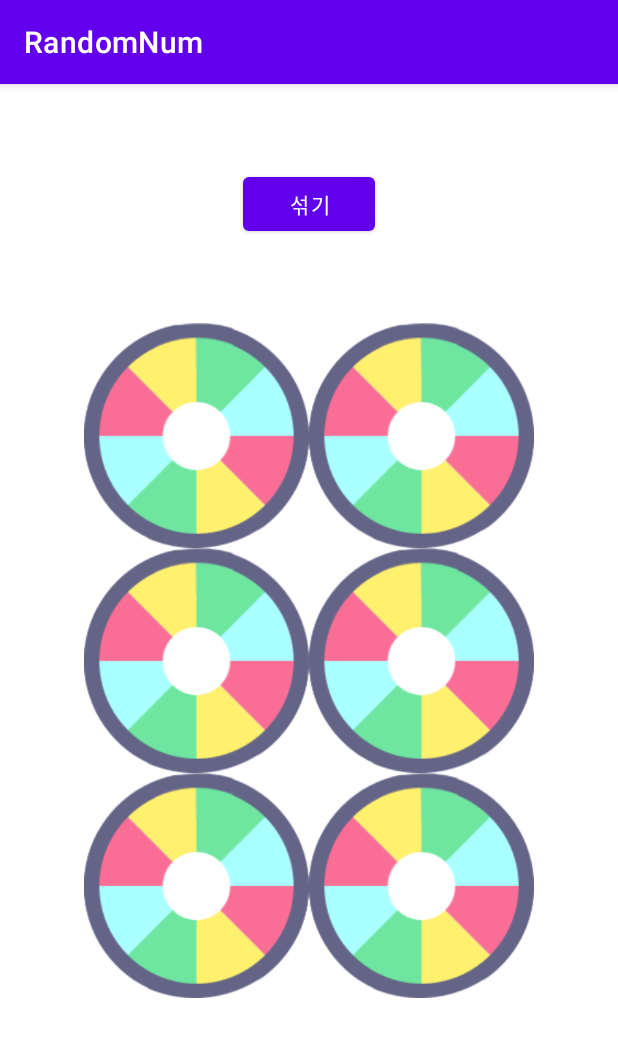
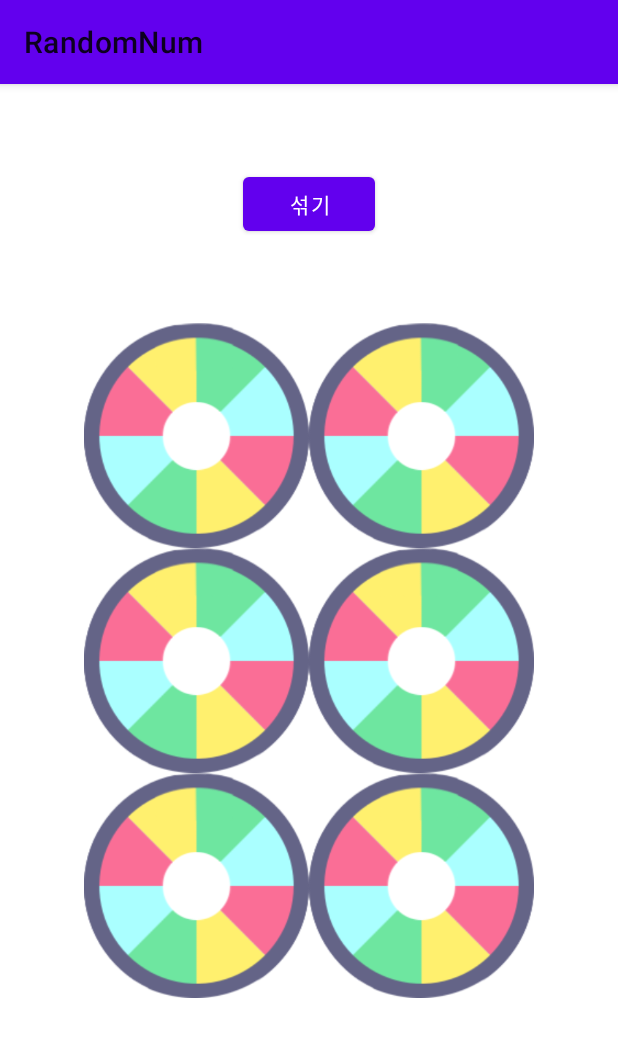
Before and after one commit to sthsssss/lw2, an Android app: the screen it shows after launch (MainActivity), on a phone screen of 412 x 824 dp. Shown: the top 1037 px of the screen. Run offline under Robolectric (Android 15) with nearby library versions, the phone set to English and light mode, and no system bars.

Commit message:
Update animation, night mode

```diff
--- a/app/src/main/AndroidManifest.xml
+++ b/app/src/main/AndroidManifest.xml
@@ -18,7 +18,6 @@
       android:exported="true">
       <intent-filter>
         <action android:name="android.intent.action.MAIN" />
-
         <category android:name="android.intent.category.LAUNCHER" />
       </intent-filter>
     </activity>
--- a/app/src/main/java/org/techtown/randomnum/MainActivity.java
+++ b/app/src/main/java/org/techtown/randomnum/MainActivity.java
@@ -105,7 +105,7 @@ public class MainActivity extends AppCompatActivity {
                                 isTextViewClicked[tempIndex-1] = true;
                                 endOfRoulette();
                             }
-                        }, 2000);
+                        }, 1500);
                     }
                     else {
                         Toast.makeText(getApplicationContext(), "숫자를 먼저 섞어주세요", Toast.LENGTH_SHORT).show();
--- a/app/src/main/res/anim/spin.xml
+++ b/app/src/main/res/anim/spin.xml
@@ -1,7 +1,7 @@
 <?xml version="1.0" encoding="utf-8"?>
 <rotate xmlns:android="http://schemas.android.com/apk/res/android"
   android:interpolator="@android:anim/accelerate_interpolator"
-  android:duration="2000"
+  android:duration="1500"
   android:pivotX="50% "
   android:pivotY="50%"
   android:fromDegrees="0"
--- a/app/src/main/res/values-night/themes.xml
+++ b/app/src/main/res/values-night/themes.xml
@@ -1,6 +1,6 @@
 <resources xmlns:tools="http://schemas.android.com/tools">
   <!-- Base application theme. -->
-  <style name="Theme.RandomNum" parent="Theme.MaterialComponents.DayNight.DarkActionBar">
+  <style name="Theme.RandomNum" parent="Theme.MaterialComponents.Light">
     <!-- Primary brand color. -->
     <item name="colorPrimary">@color/purple_200</item>
     <item name="colorPrimaryVariant">@color/purple_700</item>
--- a/app/src/main/res/values/themes.xml
+++ b/app/src/main/res/values/themes.xml
@@ -1,6 +1,6 @@
 <resources xmlns:tools="http://schemas.android.com/tools">
   <!-- Base application theme. -->
-  <style name="Theme.RandomNum" parent="Theme.MaterialComponents.DayNight.DarkActionBar">
+  <style name="Theme.RandomNum" parent="Theme.MaterialComponents.Light">
     <!-- Primary brand color. -->
     <item name="colorPrimary">@color/purple_500</item>
     <item name="colorPrimaryVariant">@color/purple_700</item>
```
